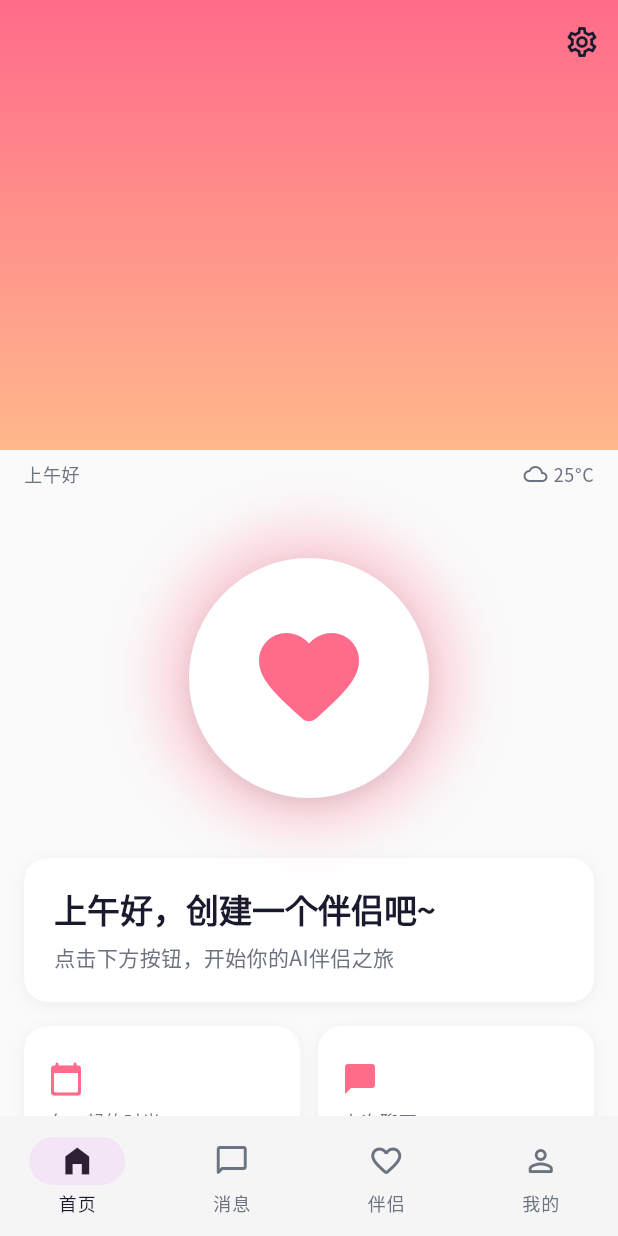
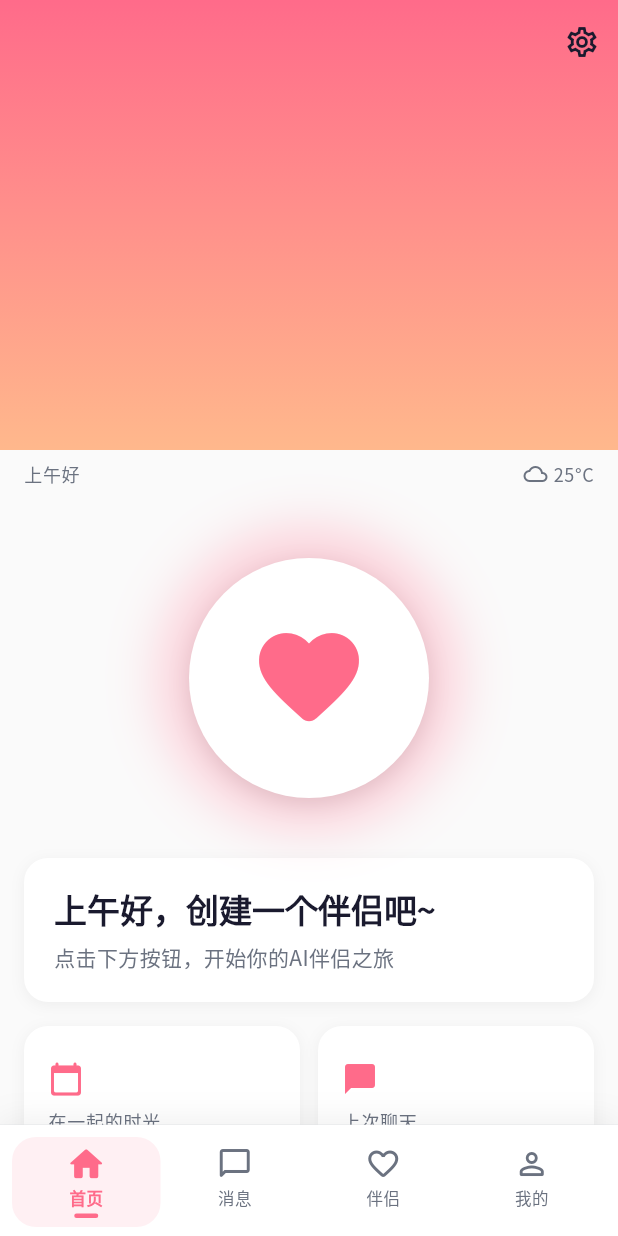
Before and after one commit to eggCodedmb/soulmate-ai-client, a Flutter app: the screen it shows after launch, after a tap on "跳过", on a phone screen of 412 x 824 dp. Run offline on Flutter 3.47's test engine with Material 3 defaults, Android fonts, the phone set to English and light mode, and no system bars; our stand-ins replace dio, flutter_riverpod, flutter_secure_storage, go_router, google_fonts, image_picker and 2 more; network calls fail.

Commit message:
feat: 现代化动画底部导航栏
- 移除平台分支（CupertinoTabBar / NavigationBar），统一自定义实现
- 选中项带粉色胶囊背景 + 图标缩放动画（easeOutBack）
- AnimatedSwitcher 实现选中/未选中图标平滑切换
- AnimatedDefaultTextStyle 实现文字颜色和字重渐变
- 底部指示器小圆点带宽度展开动画
- 切换时触发 HapticFeedback 轻触反馈
- 顶部细线 + 浮动阴影替代默认 elevation

```diff
--- a/lib/core/routing/main_scaffold.dart
+++ b/lib/core/routing/main_scaffold.dart
@@ -1,7 +1,20 @@
 import 'package:flutter/material.dart';
-import 'package:flutter/cupertino.dart';
+import 'package:flutter/services.dart';
 import 'package:go_router/go_router.dart';
-import 'dart:io' show Platform;
+import '../constants/app_colors.dart';
+
+/// Tab 配置
+class _TabConfig {
+  final IconData icon;
+  final IconData activeIcon;
+  final String label;
+
+  const _TabConfig({
+    required this.icon,
+    required this.activeIcon,
+    required this.label,
+  });
+}
 
 /// 主界面脚手架 - 底部Tab导航
 class MainScaffold extends StatelessWidget {
@@ -12,75 +25,198 @@ class MainScaffold extends StatelessWidget {
     required this.navigationShell,
   });
 
+  static const List<_TabConfig> _tabs = [
+    _TabConfig(
+      icon: Icons.home_outlined,
+      activeIcon: Icons.home_rounded,
+      label: '首页',
+    ),
+    _TabConfig(
+      icon: Icons.chat_bubble_outline_rounded,
+      activeIcon: Icons.chat_bubble_rounded,
+      label: '消息',
+    ),
+    _TabConfig(
+      icon: Icons.favorite_outline_rounded,
+      activeIcon: Icons.favorite_rounded,
+      label: '伴侣',
+    ),
+    _TabConfig(
+      icon: Icons.person_outline_rounded,
+      activeIcon: Icons.person_rounded,
+      label: '我的',
+    ),
+  ];
+
   @override
   Widget build(BuildContext context) {
-    // 聊天页面隐藏底部Tab栏
-    final location = GoRouterState.of(context).uri.toString();
-    final showBottomNav = !location.contains('/chat/');
+    // 子路由页面隐藏底部Tab栏（只有Tab根页面才显示）
+    final segments = GoRouterState.of(context).uri.pathSegments;
+    final showBottomNav = segments.length <= 1;
 
     return Scaffold(
       body: navigationShell,
-      bottomNavigationBar: showBottomNav ? _buildBottomNavBar(context) : null,
-    );
-  }
-
-  Widget _buildBottomNavBar(BuildContext context) {
-    if (Platform.isIOS) {
-      return CupertinoTabBar(
-        currentIndex: navigationShell.currentIndex,
-        onTap: (index) => navigationShell.goBranch(
-          index,
-          initialLocation: index == navigationShell.currentIndex,
-        ),
-        items: const [
-          BottomNavigationBarItem(
-            icon: Icon(CupertinoIcons.house_fill),
-            label: '首页',
-          ),
-          BottomNavigationBarItem(
-            icon: Icon(CupertinoIcons.chat_bubble_2_fill),
-            label: '消息',
-          ),
-          BottomNavigationBarItem(
-            icon: Icon(CupertinoIcons.heart_circle_fill),
-            label: '伴侣',
-          ),
-          BottomNavigationBarItem(
-            icon: Icon(CupertinoIcons.person_crop_circle_fill),
-            label: '我的',
-          ),
-        ],
-      );
-    }
-
-    return NavigationBar(
-      selectedIndex: navigationShell.currentIndex,
-      onDestinationSelected: (index) => navigationShell.goBranch(
-        index,
-        initialLocation: index == navigationShell.currentIndex,
-      ),
-      destinations: const [
-        NavigationDestination(
-          icon: Icon(Icons.home_outlined),
-          selectedIcon: Icon(Icons.home_filled),
-          label: '首页',
-        ),
-        NavigationDestination(
-          icon: Icon(Icons.chat_bubble_outline_rounded),
-          selectedIcon: Icon(Icons.chat_bubble_rounded),
-          label: '消息',
-        ),
-        NavigationDestination(
-          icon: Icon(Icons.favorite_outline_rounded),
-          selectedIcon: Icon(Icons.favorite_rounded),
-          label: '伴侣',
-        ),
-        NavigationDestination(
-          icon: Icon(Icons.person_outline_rounded),
-          selectedIcon: Icon(Icons.person_rounded),
-          label: '我的',
-        ),
-      ],
+      bottomNavigationBar: showBottomNav
+          ? _AnimatedBottomNavBar(
+              currentIndex: navigationShell.currentIndex,
+              onTap: (index) => navigationShell.goBranch(
+                index,
+                initialLocation: index == navigationShell.currentIndex,
+              ),
+              tabs: _tabs,
+            )
+          : null,
     );
   }
 }
+
+/// 现代化动画底部导航栏
+class _AnimatedBottomNavBar extends StatelessWidget {
+  final int currentIndex;
+  final ValueChanged<int> onTap;
+  final List<_TabConfig> tabs;
+
+  const _AnimatedBottomNavBar({
+    required this.currentIndex,
+    required this.onTap,
+    required this.tabs,
+  });
+
+  @override
+  Widget build(BuildContext context) {
+    final isLight = Theme.of(context).brightness == Brightness.light;
+
+    return Container(
+      decoration: BoxDecoration(
+        color: isLight
+            ? AppColors.lightSurfaceContainerHighest
+            : AppColors.darkSurfaceContainerHighest,
+        boxShadow: [
+          // 顶部细线
+          BoxShadow(
+            color: (isLight ? AppColors.lightOutline : AppColors.darkOutline)
+                .withOpacity(0.5),
+            blurRadius: 0,
+            offset: const Offset(0, -0.5),
+          ),
+          // 上方阴影
+          BoxShadow(
+            color: Colors.black.withOpacity(isLight ? 0.06 : 0.25),
+            blurRadius: 16,
+            offset: const Offset(0, -4),
+          ),
+        ],
+      ),
+      child: SafeArea(
+        top: false,
+        child: Padding(
+          padding: const EdgeInsets.only(top: 8, bottom: 6, left: 8, right: 8),
+          child: Row(
+            mainAxisAlignment: MainAxisAlignment.spaceAround,
+            children: List.generate(tabs.length, (index) {
+              return Expanded(
+                child: _TabItem(
+                  config: tabs[index],
+                  isSelected: currentIndex == index,
+                  onTap: () {
+                    HapticFeedback.lightImpact();
+                    onTap(index);
+                  },
+                ),
+              );
+            }),
+          ),
+        ),
+      ),
+    );
+  }
+}
+
+/// 单个 Tab 项（带动画）
+class _TabItem extends StatelessWidget {
+  final _TabConfig config;
+  final bool isSelected;
+  final VoidCallback onTap;
+
+  const _TabItem({
+    required this.config,
+    required this.isSelected,
+    required this.onTap,
+  });
+
+  @override
+  Widget build(BuildContext context) {
+    final isLight = Theme.of(context).brightness == Brightness.light;
+
+    const activeColor = AppColors.brandPink;
+    final inactiveColor =
+        isLight ? AppColors.lightOnSurfaceVariant : AppColors.darkOnSurfaceVariant;
+
+    return GestureDetector(
+      behavior: HitTestBehavior.opaque,
+      onTap: onTap,
+      child: AnimatedContainer(
+        duration: const Duration(milliseconds: 300),
+        curve: Curves.easeOutCubic,
+        padding: const EdgeInsets.symmetric(horizontal: 12, vertical: 6),
+        decoration: BoxDecoration(
+          color: isSelected
+              ? activeColor.withOpacity(isLight ? 0.1 : 0.15)
+              : Colors.transparent,
+          borderRadius: BorderRadius.circular(16),
+        ),
+        child: Column(
+          mainAxisSize: MainAxisSize.min,
+          children: [
+            // 图标 + 动画缩放
+            AnimatedScale(
+              scale: isSelected ? 1.15 : 1.0,
+              duration: const Duration(milliseconds: 300),
+              curve: Curves.easeOutBack,
+              child: AnimatedSwitcher(
+                duration: const Duration(milliseconds: 250),
+                transitionBuilder: (child, animation) {
+                  return ScaleTransition(
+                    scale: animation,
+                    child: child,
+                  );
+                },
+                child: Icon(
+                  isSelected ? config.activeIcon : config.icon,
+                  key: ValueKey<bool>(isSelected),
+                  size: 24,
+                  color: isSelected ? activeColor : inactiveColor,
+                ),
+              ),
+            ),
+            const SizedBox(height: 2),
+            // 标签 + 颜色动画
+            AnimatedDefaultTextStyle(
+              duration: const Duration(milliseconds: 300),
+              curve: Curves.easeOutCubic,
+              style: TextStyle(
+                fontSize: 11,
+                fontWeight: isSelected ? FontWeight.w600 : FontWeight.w500,
+                color: isSelected ? activeColor : inactiveColor,
+                letterSpacing: 0.2,
+              ),
+              child: Text(config.label),
+            ),
+            // 选中指示器小圆点
+            AnimatedContainer(
+              duration: const Duration(milliseconds: 300),
+              curve: Curves.easeOutCubic,
+              margin: const EdgeInsets.only(top: 3),
+              width: isSelected ? 16 : 0,
+              height: 3,
+              decoration: BoxDecoration(
+                color: activeColor,
+                borderRadius: BorderRadius.circular(1.5),
+              ),
+            ),
+          ],
+        ),
+      ),
+    );
+  }
+}
```
